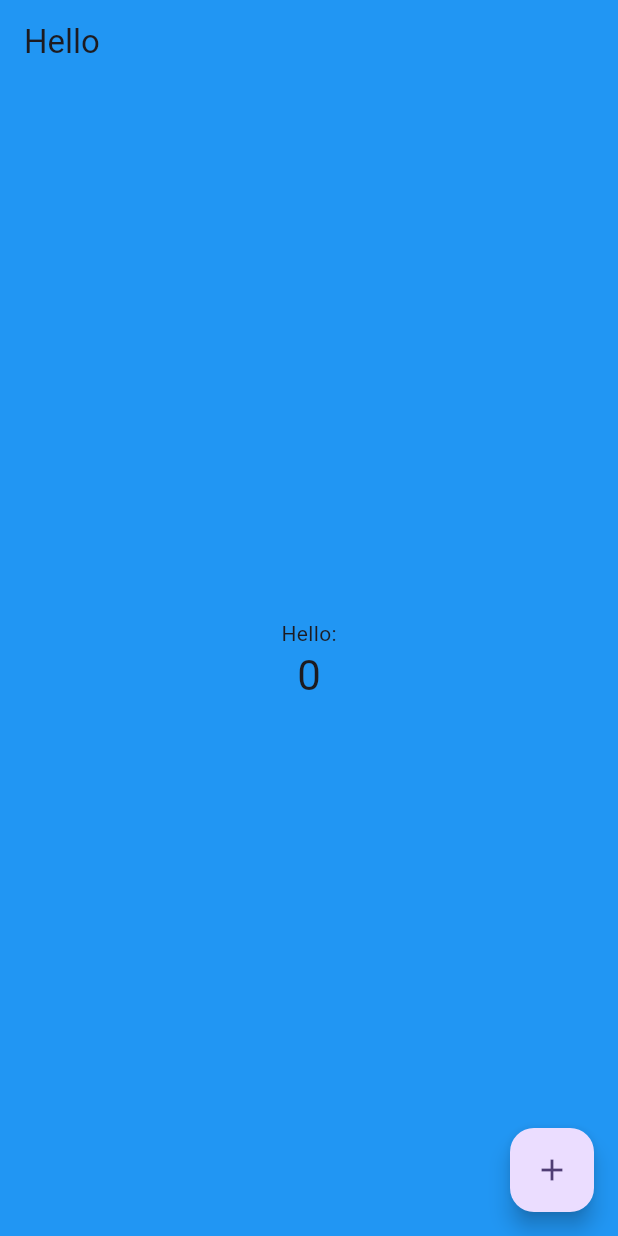
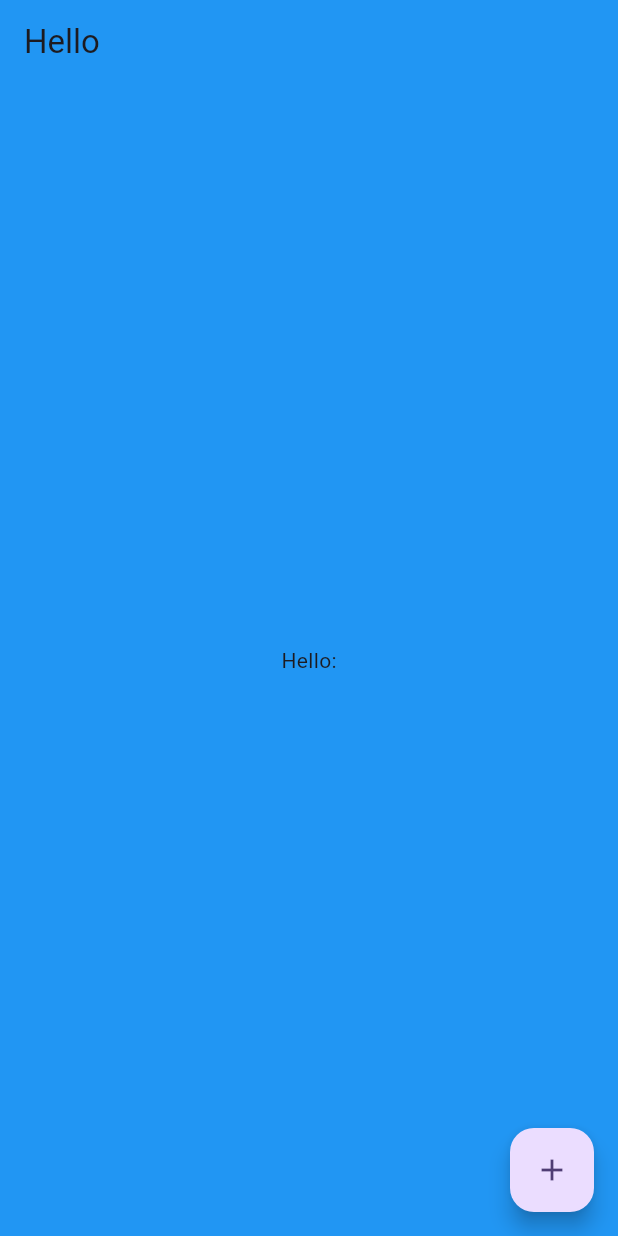
Before and after one commit to mustafanabiev/hello, a Flutter app: the screen it shows after launch, on a phone screen of 412 x 824 dp. Run offline on Flutter 3.47's test engine with Material 3 defaults, Android fonts, the phone set to English and light mode, and no system bars.

Commit message:
main file updated

```diff
--- a/lib/main.dart
+++ b/lib/main.dart
@@ -15,53 +15,37 @@ class MyApp extends StatelessWidget {
         colorScheme: ColorScheme.fromSeed(seedColor: Colors.deepPurple),
         useMaterial3: true,
       ),
-      home: const MyHomePage(title: 'Hello'),
+      home: const MyHomePage(),
     );
   }
 }
 
 class MyHomePage extends StatefulWidget {
-  const MyHomePage({super.key, required this.title});
-
-  final String title;
+  const MyHomePage({super.key});
 
   @override
   State<MyHomePage> createState() => _MyHomePageState();
 }
 
 class _MyHomePageState extends State<MyHomePage> {
-  int _counter = 0;
-
-  void _incrementCounter() {
-    setState(() {
-      _counter++;
-    });
-  }
-
   @override
   Widget build(BuildContext context) {
     return Scaffold(
       backgroundColor: Colors.blue,
       appBar: AppBar(
         backgroundColor: Colors.blue,
-        title: Text(widget.title),
+        title: const Text('Hello'),
       ),
-      body: Center(
+      body: const Center(
         child: Column(
           mainAxisAlignment: MainAxisAlignment.center,
           children: <Widget>[
-            const Text(
-              'Hello:',
-            ),
-            Text(
-              '$_counter',
-              style: Theme.of(context).textTheme.headlineMedium,
-            ),
+            Text('Hello:'),
           ],
         ),
       ),
       floatingActionButton: FloatingActionButton(
-        onPressed: _incrementCounter,
+        onPressed: () {},
         tooltip: 'Increment',
         child: const Icon(Icons.add),
       ),
```
